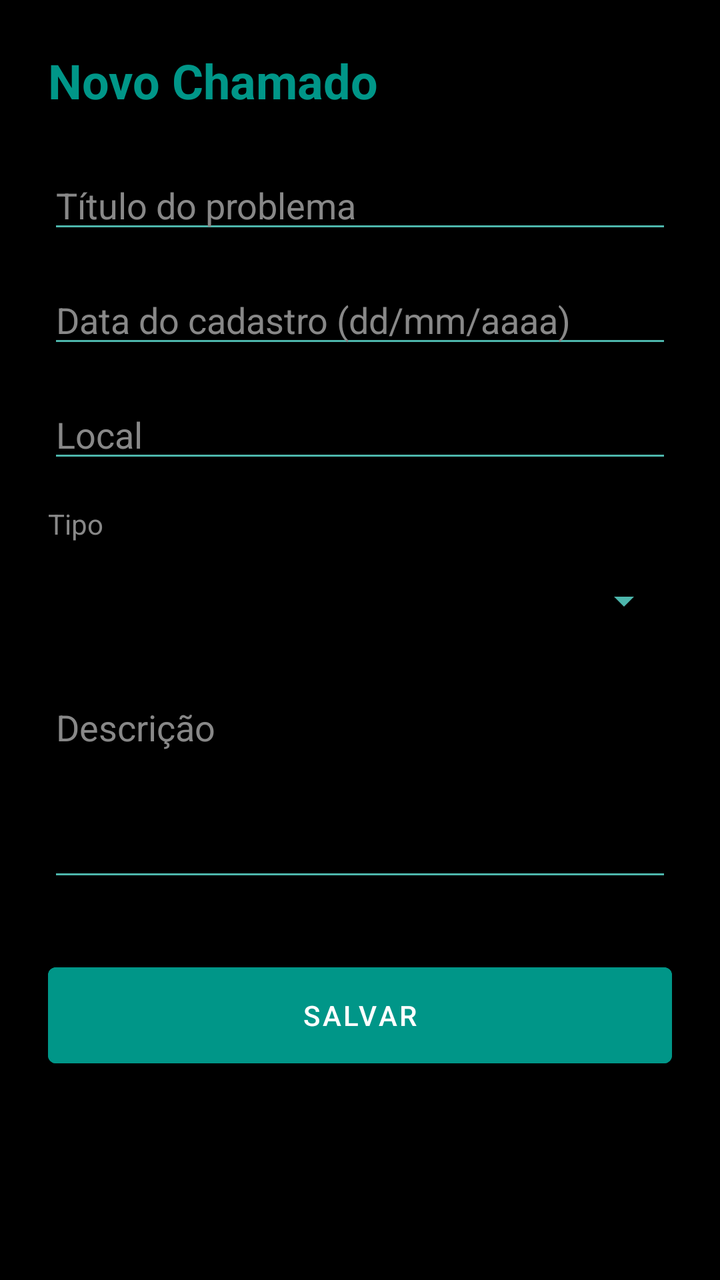
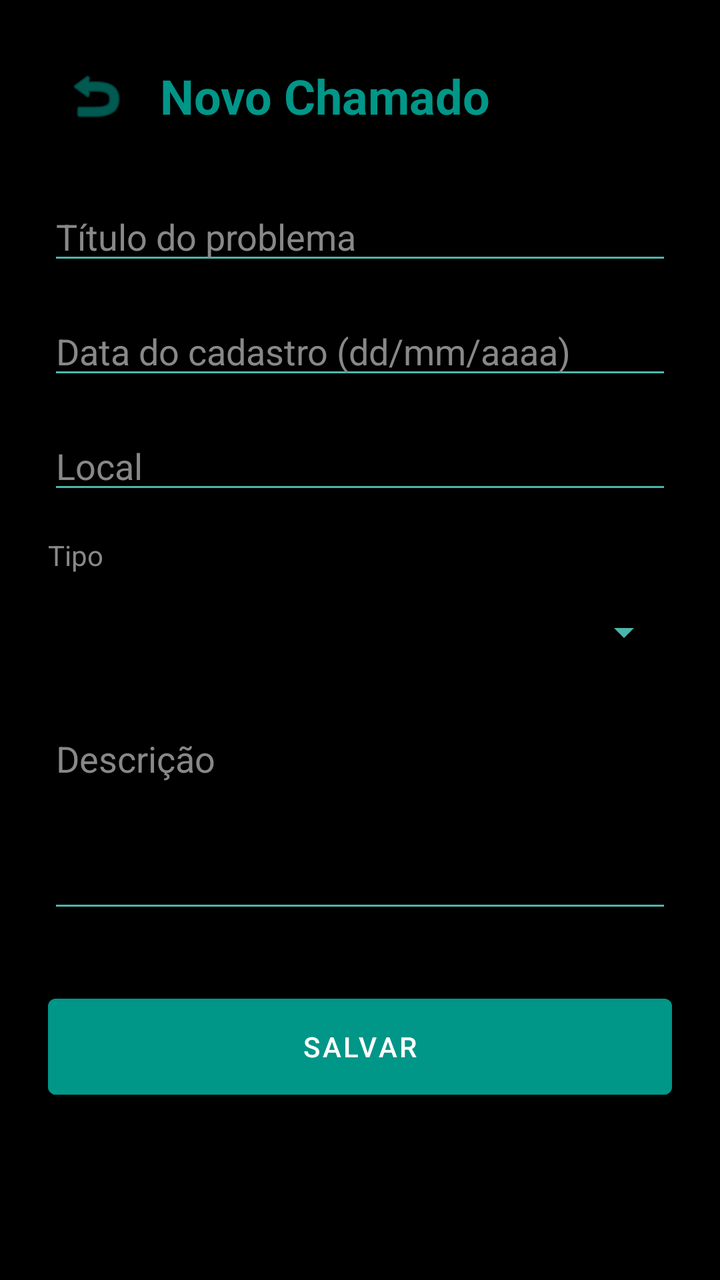

Two renders of the same Android screen: before a commit and after it. Below are the layout's source before the change and the commit's diff.
<!-- AndroidManifest.xml: application theme Theme.OGProdutoraChamados -->
<!-- res/layout/activity_cadastrar_chamado.xml -->
<?xml version="1.0" encoding="utf-8"?>
<ScrollView xmlns:android="http://schemas.android.com/apk/res/android"
    android:layout_width="match_parent"
    android:layout_height="match_parent"
    android:background="@color/black">

    <LinearLayout
        android:layout_width="match_parent"
        android:layout_height="wrap_content"
        android:orientation="vertical"
        android:padding="24dp">

        <TextView
            android:layout_width="wrap_content"
            android:layout_height="wrap_content"
            android:text="Novo Chamado"
            android:textSize="24sp"
            android:textStyle="bold"
            android:textColor="@color/teal"
            android:layout_marginBottom="24dp" />

        <EditText
            android:id="@+id/et_titulo"
            android:layout_width="match_parent"
            android:layout_height="wrap_content"
            android:hint="@string/titulo"
            android:textColorHint="@color/gray"
            android:textColor="@color/white"
            android:backgroundTint="@color/teal_light"
            android:layout_marginBottom="16dp" />

        <EditText
            android:id="@+id/et_data"
            android:layout_width="match_parent"
            android:layout_height="wrap_content"
            android:hint="@string/data_cadastro"
            android:textColorHint="@color/gray"
            android:textColor="@color/white"
            android:backgroundTint="@color/teal_light"
            android:layout_marginBottom="16dp" />

        <EditText
            android:id="@+id/et_local"
            android:layout_width="match_parent"
            android:layout_height="wrap_content"
            android:hint="@string/local"
            android:textColorHint="@color/gray"
            android:textColor="@color/white"
            android:backgroundTint="@color/teal_light"
            android:layout_marginBottom="16dp" />

        <TextView
            android:layout_width="wrap_content"
            android:layout_height="wrap_content"
            android:text="@string/tipo"
            android:textColor="@color/gray"
            android:layout_marginBottom="4dp" />

        <Spinner
            android:id="@+id/spinner_tipo"
            android:layout_width="match_parent"
            android:layout_height="50dp"
            android:backgroundTint="@color/teal_light"
            android:layout_marginBottom="16dp" />

        <EditText
            android:id="@+id/et_descricao"
            android:layout_width="match_parent"
            android:layout_height="wrap_content"
            android:minLines="4"
            android:gravity="top|start"
            android:hint="@string/descricao"
            android:textColorHint="@color/gray"
            android:textColor="@color/white"
            android:backgroundTint="@color/teal_light"
            android:layout_marginBottom="32dp" />

        <Button
            android:id="@+id/btn_salvar"
            android:layout_width="match_parent"
            android:layout_height="60dp"
            android:text="@string/salvar"
            android:textColor="@color/white"
            android:backgroundTint="@color/teal" />

    </LinearLayout>
</ScrollView>
<!-- resources referenced by this layout -->
<resources>
  <color name="black">#FF000000</color>
  <color name="gray">#FF888888</color>
  <color name="teal">#FF009688</color>
  <color name="teal_light">#FF4DB6AC</color>
  <color name="white">#FFFFFFFF</color>
  <string name="data_cadastro">Data do cadastro (dd/mm/aaaa)</string>
  <string name="descricao">Descrição</string>
  <string name="local">Local</string>
  <string name="salvar">Salvar</string>
  <string name="tipo">Tipo</string>
  <string name="titulo">Título do problema</string>
  <style name="Theme.OGProdutoraChamados" parent="Theme.MaterialComponents.DayNight.NoActionBar">
          
          <item name="colorPrimary">@color/black</item>
          <item name="colorPrimaryVariant">@color/gray_dark</item>
          <item name="colorOnPrimary">@color/white</item>
          
          <item name="colorSecondary">@color/teal</item>
          <item name="colorSecondaryVariant">@color/teal_dark</item>
          <item name="colorOnSecondary">@color/white</item>
          
          <item name="android:statusBarColor">?attr/colorPrimaryVariant</item>
      </style>
  <color name="gray_dark">#FF333333</color>
  <color name="teal_dark">#FF00796B</color>
</resources>

<!-- the commit's change to res/layout/activity_cadastrar_chamado.xml (unified diff, before → after) -->
@@ -1,5 +1,6 @@
 <?xml version="1.0" encoding="utf-8"?>
 <ScrollView xmlns:android="http://schemas.android.com/apk/res/android"
+    xmlns:app="http://schemas.android.com/apk/res-auto"
     android:layout_width="match_parent"
     android:layout_height="match_parent"
     android:background="@color/black">
@@ -10,14 +11,31 @@
         android:orientation="vertical"
         android:padding="24dp">
 
-        <TextView
-            android:layout_width="wrap_content"
+        <LinearLayout
+            android:layout_width="match_parent"
             android:layout_height="wrap_content"
-            android:text="Novo Chamado"
-            android:textSize="24sp"
-            android:textStyle="bold"
-            android:textColor="@color/teal"
-            android:layout_marginBottom="24dp" />
+            android:orientation="horizontal"
+            android:gravity="center_vertical"
+            android:layout_marginBottom="24dp">
+
+            <ImageButton
+                android:id="@+id/btn_voltar"
+                android:layout_width="48dp"
+                android:layout_height="48dp"
+                android:src="@android:drawable/ic_menu_revert"
+                android:background="?attr/selectableItemBackgroundBorderless"
+                android:contentDescription="Voltar"
+                app:tint="@color/teal" />
+
+            <TextView
+                android:layout_width="wrap_content"
+                android:layout_height="wrap_content"
+                android:text="Novo Chamado"
+                android:textSize="24sp"
+                android:textStyle="bold"
+                android:textColor="@color/teal"
+                android:layout_marginStart="8dp" />
+        </LinearLayout>
 
         <EditText
             android:id="@+id/et_titulo"
